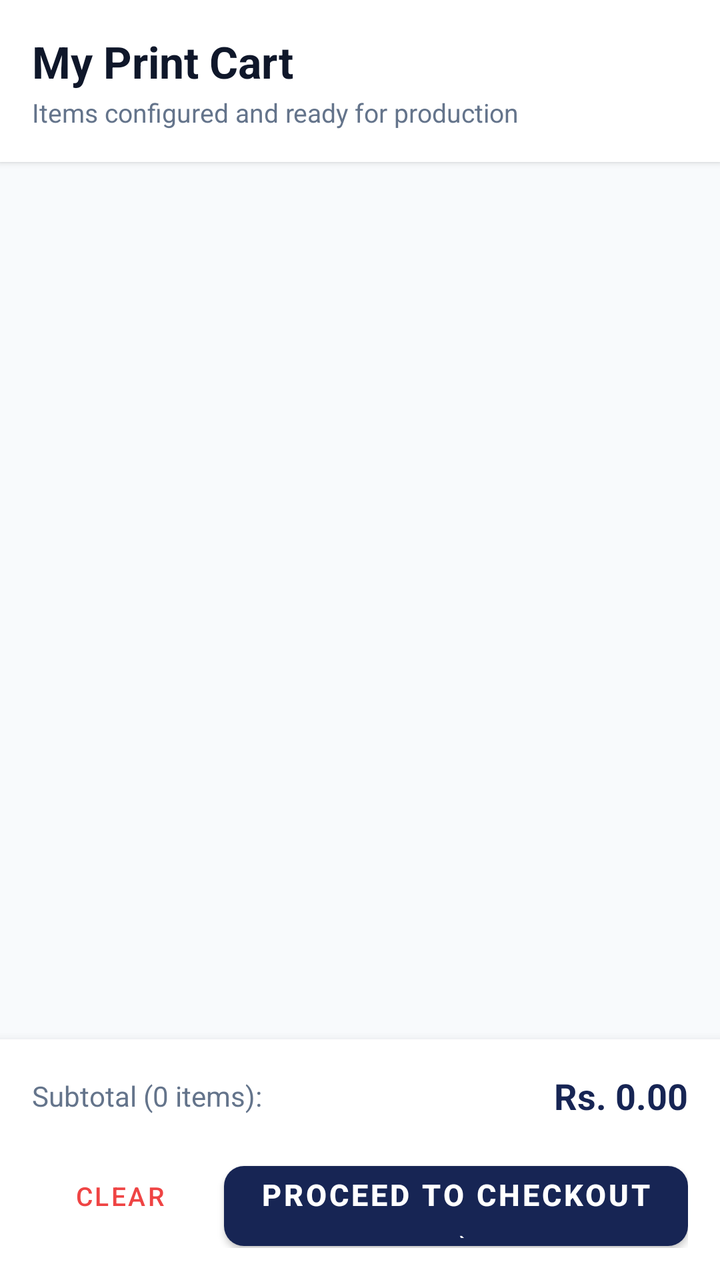
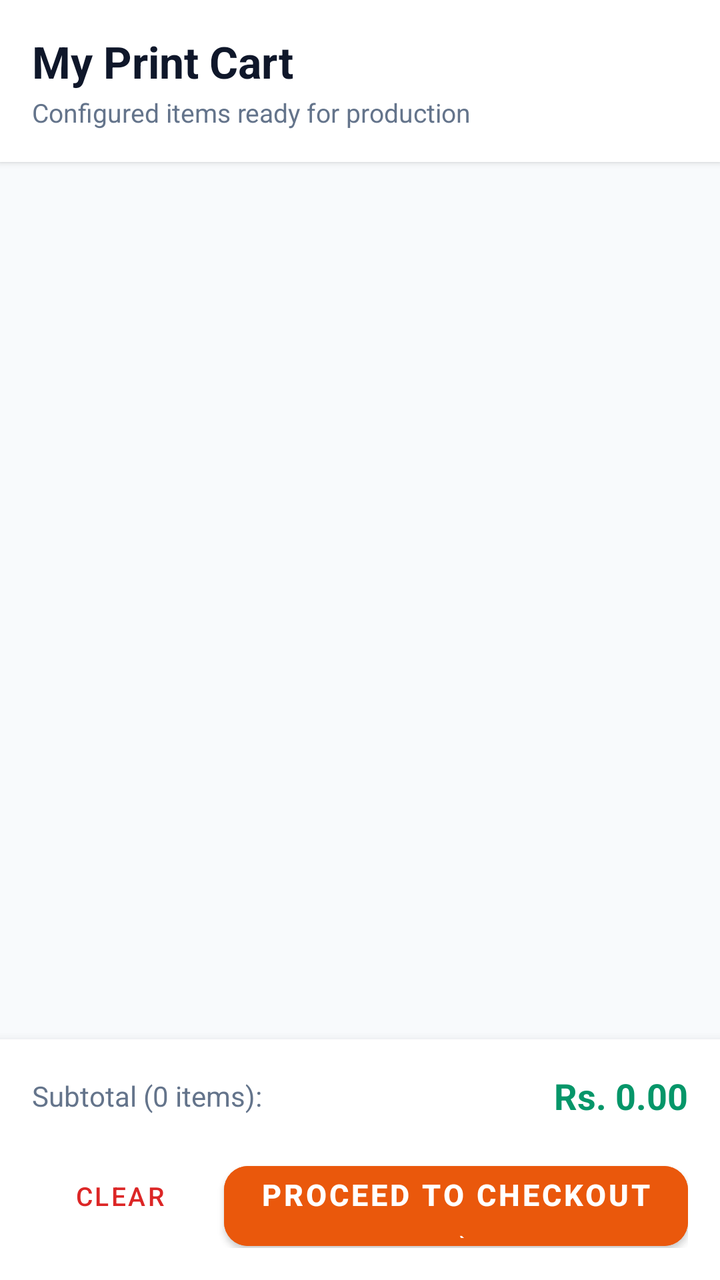

An Android layout rendered at two revisions. The XML below is the earlier revision; the diff shows what the commit changed to produce the second picture.
<!-- AndroidManifest.xml: application theme Theme.PrintXpress -->
<!-- res/layout/fragment_cart.xml -->
<?xml version="1.0" encoding="utf-8"?>
<LinearLayout xmlns:android="http://schemas.android.com/apk/res/android"
    xmlns:app="http://schemas.android.com/apk/res-auto"
    android:layout_width="match_parent"
    android:layout_height="match_parent"
    android:orientation="vertical"
    android:background="@color/background">

    
    <LinearLayout
        android:layout_width="match_parent"
        android:layout_height="wrap_content"
        android:orientation="vertical"
        android:padding="16dp"
        android:background="@color/surface"
        android:elevation="2dp">

        <TextView
            android:layout_width="match_parent"
            android:layout_height="wrap_content"
            android:text="My Print Cart"
            android:textSize="22sp"
            android:textStyle="bold"
            android:textColor="@color/text_primary"
            android:layout_marginBottom="2dp"/>

        <TextView
            android:id="@+id/tvCartSubtitle"
            android:layout_width="match_parent"
            android:layout_height="wrap_content"
            android:text="Items configured and ready for production"
            android:textSize="13sp"
            android:textColor="@color/text_secondary"/>

    </LinearLayout>

    
    <androidx.recyclerview.widget.RecyclerView
        android:id="@+id/rvCartItems"
        android:layout_width="match_parent"
        android:layout_height="0dp"
        android:layout_weight="1"
        android:clipToPadding="false"
        android:padding="16dp"/>

    
    <LinearLayout
        android:id="@+id/layoutEmptyCart"
        android:layout_width="match_parent"
        android:layout_height="0dp"
        android:layout_weight="1"
        android:orientation="vertical"
        android:gravity="center"
        android:padding="32dp"
        android:visibility="gone">

        <ImageView
            android:layout_width="80dp"
            android:layout_height="80dp"
            android:src="@drawable/ic_cart"
            android:tint="@color/text_secondary"
            android:layout_marginBottom="16dp"/>

        <TextView
            android:layout_width="wrap_content"
            android:layout_height="wrap_content"
            android:text="Your Cart is Empty"
            android:textSize="18sp"
            android:textStyle="bold"
            android:textColor="@color/text_primary"
            android:layout_marginBottom="8dp"/>

        <TextView
            android:layout_width="wrap_content"
            android:layout_height="wrap_content"
            android:text="Configure custom templates or browse products to add items to your cart."
            android:textSize="13sp"
            android:textColor="@color/text_secondary"
            android:gravity="center"
            android:layout_marginBottom="20dp"/>

        <com.google.android.material.button.MaterialButton
            android:id="@+id/btnExploreProductsEmpty"
            android:layout_width="wrap_content"
            android:layout_height="wrap_content"
            android:text="Explore Products"
            app:cornerRadius="10dp"/>

    </LinearLayout>

    
    <com.google.android.material.card.MaterialCardView
        android:id="@+id/cardCheckoutBar"
        android:layout_width="match_parent"
        android:layout_height="wrap_content"
        app:cardElevation="8dp"
        app:cardBackgroundColor="@color/surface"
        app:cardCornerRadius="0dp"
        app:strokeWidth="0dp">

        <LinearLayout
            android:layout_width="match_parent"
            android:layout_height="wrap_content"
            android:orientation="vertical"
            android:padding="16dp">

            <LinearLayout
                android:layout_width="match_parent"
                android:layout_height="wrap_content"
                android:orientation="horizontal"
                android:gravity="center_vertical"
                android:layout_marginBottom="12dp">

                <TextView
                    android:id="@+id/tvCartSummaryCount"
                    android:layout_width="0dp"
                    android:layout_weight="1"
                    android:layout_height="wrap_content"
                    android:text="Subtotal (0 items):"
                    android:textSize="14sp"
                    android:textColor="@color/text_secondary"/>

                <TextView
                    android:id="@+id/tvCartSubtotalAmount"
                    android:layout_width="wrap_content"
                    android:layout_height="wrap_content"
                    android:text="Rs. 0.00"
                    android:textSize="18sp"
                    android:textStyle="bold"
                    android:textColor="@color/primary"/>

            </LinearLayout>

            <LinearLayout
                android:layout_width="match_parent"
                android:layout_height="wrap_content"
                android:orientation="horizontal">

                <Button
                    android:id="@+id/btnClearCart"
                    style="@style/Widget.MaterialComponents.Button.TextButton"
                    android:layout_width="wrap_content"
                    android:layout_height="52dp"
                    android:text="Clear"
                    android:textColor="#EF4444"
                    android:textSize="13sp"
                    android:layout_marginEnd="8dp"/>

                <com.google.android.material.button.MaterialButton
                    android:id="@+id/btnCheckoutAll"
                    android:layout_width="0dp"
                    android:layout_weight="1"
                    android:layout_height="52dp"
                    android:text="Proceed to Checkout →"
                    android:textStyle="bold"
                    android:textSize="15sp"
                    app:cornerRadius="10dp"/>

            </LinearLayout>

        </LinearLayout>

    </com.google.android.material.card.MaterialCardView>

</LinearLayout>
<!-- resources referenced by this layout -->
<resources>
  <color name="background">#F8FAFC</color>
  <color name="primary">#172554</color>
  <color name="surface">#FFFFFF</color>
  <color name="text_primary">#0F172A</color>
  <color name="text_secondary">#64748B</color>
  <!-- drawable ic_cart (drawable) -->
  <vector xmlns:android="http://schemas.android.com/apk/res/android"
      android:width="24dp"
      android:height="24dp"
      android:viewportWidth="24"
      android:viewportHeight="24">
    <path
        android:fillColor="#1E293B"
        android:pathData="M7,18c-1.1,0 -1.99,0.9 -1.99,2S5.9,22 7,22s2,-0.9 2,-2 -0.9,-2 -2,-2zM1,2v2h2l3.6,7.59 -1.35,2.45c-0.16,0.28 -0.25,0.61 -0.25,0.96 0,1.1 0.9,2 2,2h12v-2H7.42c-0.14,0 -0.25,-0.11 -0.25,-0.25l0.03,-0.12 0.9,-1.63h7.45c0.75,0 1.41,-0.41 1.75,-1.03l3.58,-6.49c0.08,-0.14 0.12,-0.31 0.12,-0.48 0,-0.55 -0.45,-1 -1,-1H5.21l-0.94,-2H1zm16,16c-1.1,0 -1.99,0.9 -1.99,2s0.89,2 1.99,2 2,-0.9 2,-2 -0.9,-2 -2,-2z"/>
  </vector>
  <style name="Theme.PrintXpress" parent="Theme.MaterialComponents.DayNight.NoActionBar">
          <item name="colorPrimary">@color/primary</item>
          <item name="colorPrimaryVariant">@color/primary_variant</item>
          <item name="colorSecondary">@color/secondary</item>
          <item name="colorSecondaryVariant">@color/secondary_variant</item>
          <item name="android:statusBarColor">@color/primary_variant</item>
          <item name="android:windowBackground">@color/background</item>
          <item name="colorSurface">@color/surface</item>
          <item name="colorOnSurface">@color/text_primary</item>
      </style>
  <color name="primary_variant">#0F172A</color>
  <color name="secondary">#EA580C</color>
  <color name="secondary_variant">#C2410C</color>
</resources>

<!-- the commit's change to res/layout/fragment_cart.xml (unified diff, before → after) -->
@@ -6,7 +6,6 @@
     android:orientation="vertical"
     android:background="@color/background">
 
-    
     <LinearLayout
         android:layout_width="match_parent"
         android:layout_height="wrap_content"
@@ -28,13 +27,12 @@
             android:id="@+id/tvCartSubtitle"
             android:layout_width="match_parent"
             android:layout_height="wrap_content"
-            android:text="Items configured and ready for production"
+            android:text="Configured items ready for production"
             android:textSize="13sp"
             android:textColor="@color/text_secondary"/>
 
     </LinearLayout>
 
-    
     <androidx.recyclerview.widget.RecyclerView
         android:id="@+id/rvCartItems"
         android:layout_width="match_parent"
@@ -43,7 +41,6 @@
         android:clipToPadding="false"
         android:padding="16dp"/>
 
-    
     <LinearLayout
         android:id="@+id/layoutEmptyCart"
         android:layout_width="match_parent"
@@ -55,10 +52,11 @@
         android:visibility="gone">
 
         <ImageView
-            android:layout_width="80dp"
-            android:layout_height="80dp"
+            android:layout_width="90dp"
+            android:layout_height="90dp"
             android:src="@drawable/ic_cart"
-            android:tint="@color/text_secondary"
+            app:tint="@color/text_secondary"
+            android:contentDescription="Empty Cart"
             android:layout_marginBottom="16dp"/>
 
         <TextView
@@ -73,7 +71,7 @@
         <TextView
             android:layout_width="wrap_content"
             android:layout_height="wrap_content"
-            android:text="Configure custom templates or browse products to add items to your cart."
+            android:text="Browse our catalog or select a template to add items to your cart."
             android:textSize="13sp"
             android:textColor="@color/text_secondary"
             android:gravity="center"
@@ -82,13 +80,14 @@
         <com.google.android.material.button.MaterialButton
             android:id="@+id/btnExploreProductsEmpty"
             android:layout_width="wrap_content"
-            android:layout_height="wrap_content"
+            android:layout_height="48dp"
             android:text="Explore Products"
-            app:cornerRadius="10dp"/>
+            android:textStyle="bold"
+            app:cornerRadius="12dp"
+            android:backgroundTint="#EA580C"/>
 
     </LinearLayout>
 
-    
     <com.google.android.material.card.MaterialCardView
         android:id="@+id/cardCheckoutBar"
         android:layout_width="match_parent"
@@ -127,7 +126,7 @@
                     android:text="Rs. 0.00"
                     android:textSize="18sp"
                     android:textStyle="bold"
-                    android:textColor="@color/primary"/>
+                    android:textColor="#059669"/>
 
             </LinearLayout>
 
@@ -142,7 +141,7 @@
                     android:layout_width="wrap_content"
                     android:layout_height="52dp"
                     android:text="Clear"
-                    android:textColor="#EF4444"
+                    android:textColor="#DC2626"
                     android:textSize="13sp"
                     android:layout_marginEnd="8dp"/>
 
@@ -154,7 +153,8 @@
                     android:text="Proceed to Checkout →"
                     android:textStyle="bold"
                     android:textSize="15sp"
-                    app:cornerRadius="10dp"/>
+                    app:cornerRadius="12dp"
+                    android:backgroundTint="#EA580C"/>
 
             </LinearLayout>
 
